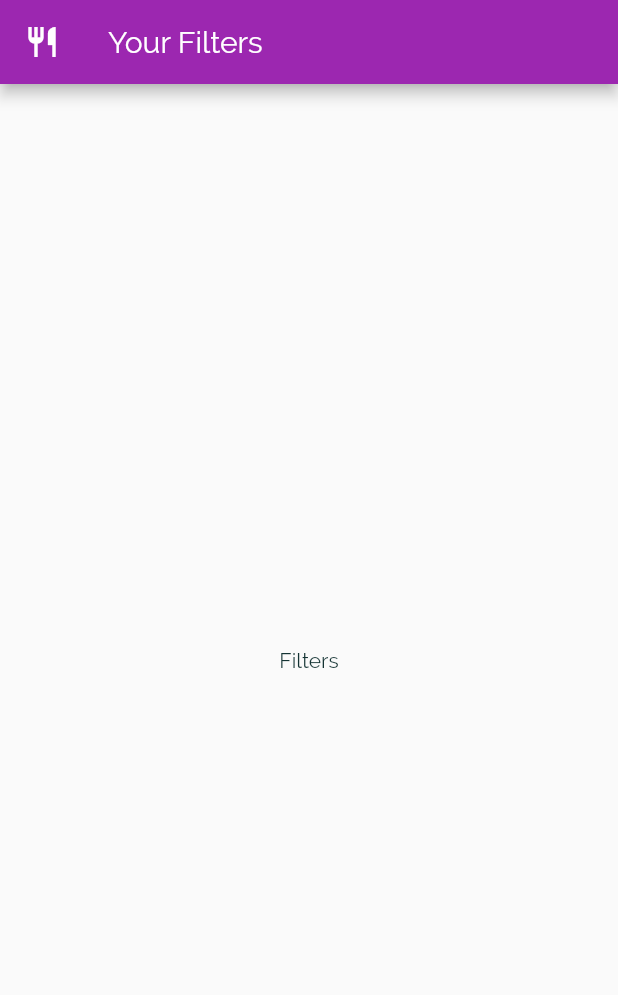
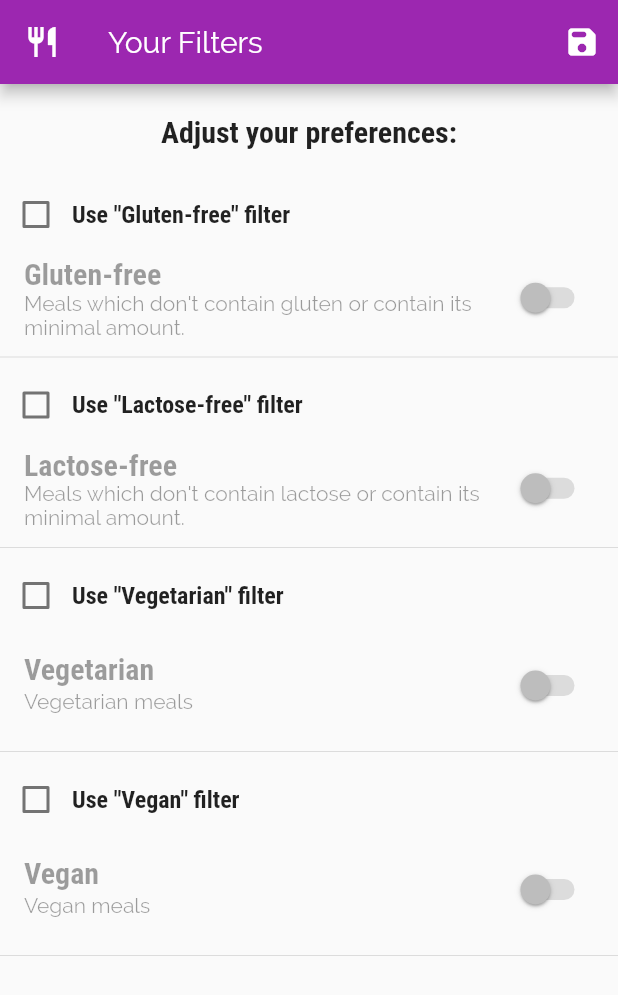
Before and after one commit to Reyst/meals_udemy, a Flutter app: the FiltersScreen screen opened by its route, on a phone screen of 412 x 824 dp. Shown: the top 995 px of the screen. Run offline on Flutter 3.47's test engine with Material 2 defaults, Android fonts, the phone set to English and light mode, and no system bars.

Commit message:
implementation of filter screen

```diff
--- a/lib/screens/filters_screen.dart
+++ b/lib/screens/filters_screen.dart
@@ -3,7 +3,7 @@ import 'package:flutter/material.dart';
 import '../widgets/main_app_bar.dart';
 import '../widgets/main_drawer.dart';
 
-class FiltersScreen extends StatelessWidget {
+class FiltersScreen extends StatefulWidget {
   static const String ROUTE = "/filters";
 
   const FiltersScreen({Key key}) : super(key: key);
@@ -11,11 +11,113 @@ class FiltersScreen extends StatelessWidget {
   FiltersScreen.forNavigation(BuildContext ctx) : this();
 
   @override
+  _FiltersScreenState createState() => _FiltersScreenState();
+}
+
+class _FiltersScreenState extends State<FiltersScreen> {
+  final _filterMap = {
+    "isGlutenFree": _FilterItemState(),
+    "isVegan": _FilterItemState(),
+    "isVegetarian": _FilterItemState(),
+    "isLactoseFree": _FilterItemState(),
+  };
+
+  @override
   Widget build(BuildContext context) {
     return Scaffold(
-      appBar: obtainMainAppBar(title: "Your Filters", icon: Icons.restaurant_outlined),
+      appBar: obtainMainAppBar(
+          title: "Your Filters",
+          icon: Icons.restaurant_outlined,
+          actions: [IconButton(icon: Icon(Icons.save_rounded), onPressed: () {})]),
       drawer: MainDrawer(),
-      body: Center(child: Text("Filters")),
+      body: Column(
+        children: [
+          Container(
+            margin: const EdgeInsets.all(20),
+            child: Text(
+              "Adjust your preferences:",
+              style: Theme.of(context).textTheme.subtitle1,
+            ),
+          ),
+          Expanded(
+            flex: 1,
+            child: SingleChildScrollView(
+              child: Column(
+                children: [
+                  ..._createFilterSwitch(
+                    context: context,
+                    filterKey: "isGlutenFree",
+                    title: "Gluten-free",
+                    description: "Meals which don't contain gluten or contain its minimal amount.",
+                  ),
+                  ..._createFilterSwitch(
+                    context: context,
+                    filterKey: "isLactoseFree",
+                    title: "Lactose-free",
+                    description: "Meals which don't contain lactose or contain its minimal amount.",
+                  ),
+                  ..._createFilterSwitch(
+                    context: context,
+                    filterKey: "isVegetarian",
+                    title: "Vegetarian",
+                    description: "Vegetarian meals",
+                  ),
+                  ..._createFilterSwitch(
+                    context: context,
+                    filterKey: "isVegan",
+                    title: "Vegan",
+                    description: "Vegan meals",
+                  ),
+                ],
+              ),
+            ),
+          ),
+        ],
+      ),
     );
   }
+
+  void _changeSetting(String key, {bool value, bool isUsed}) {
+    setState(() {
+      _filterMap[key] = _FilterItemState(
+        isUsed: isUsed ?? (_filterMap[key].isUsed ?? false),
+        value: value ?? (_filterMap[key].value ?? false),
+      );
+    });
+  }
+
+  List<Widget> _createFilterSwitch({
+    @required BuildContext context,
+    @required String filterKey,
+    @required String title,
+    @required String description,
+  }) {
+    return [
+      Row(
+        children: [
+          Checkbox(
+              value: _filterMap[filterKey].isUsed ?? false,
+              onChanged: (isChecked) => _changeSetting(filterKey, isUsed: isChecked)),
+          Text(
+            'Use "$title" filter',
+            style: Theme.of(context).textTheme.subtitle1.copyWith(fontSize: 16),
+          ),
+        ],
+      ),
+      SwitchListTile(
+        value: _filterMap[filterKey].value,
+        onChanged: _filterMap[filterKey].isUsed ? (isChecked) => _changeSetting(filterKey, value: isChecked) : null,
+        title: Text(title),
+        subtitle: Text(description),
+      ),
+      Divider()
+    ];
+  }
 }
+
+class _FilterItemState {
+  final bool isUsed;
+  final bool value;
+
+  _FilterItemState({this.isUsed = false, this.value = false});
+}
--- a/lib/widgets/main_app_bar.dart
+++ b/lib/widgets/main_app_bar.dart
@@ -1,10 +1,11 @@
 import 'package:flutter/material.dart';
 
-AppBar obtainMainAppBar({Key key, IconData icon, String title}) {
+AppBar obtainMainAppBar({Key key, IconData icon, String title, List<Widget> actions}) {
   return AppBar(
     key: key,
     leading: (icon != null ? _buildLeading(icon) : null),
     title: Text(title),
+    actions: actions,
   );
 }
 
--- a/lib/widgets/main_drawer.dart
+++ b/lib/widgets/main_drawer.dart
@@ -3,6 +3,16 @@ import 'package:flutter/material.dart';
 import '../screens/filters_screen.dart';
 
 class MainDrawer extends StatelessWidget {
+  void _switchScreen(BuildContext context, String path, {bool replace = false}) {
+    var navigator = Navigator.of(context);
+    while (navigator.canPop()) navigator.pop();
+
+    if (replace)
+      navigator.pushReplacementNamed(path);
+    else
+      navigator.pushNamed(path);
+  }
+
   @override
   Widget build(BuildContext context) {
     return Drawer(
@@ -14,13 +24,13 @@ class MainDrawer extends StatelessWidget {
             context,
             Icons.restaurant_menu,
             'Meals',
-            () => Navigator.of(context).pushReplacementNamed("/"),
+            () => _switchScreen(context, "/", replace: true),
           ),
           _buildDrawerOption(
             context,
             Icons.settings,
             'Filters',
-            () => Navigator.of(context).pushReplacementNamed(FiltersScreen.ROUTE),
+            () => _switchScreen(context, FiltersScreen.ROUTE),
           ),
         ],
       ),
```
